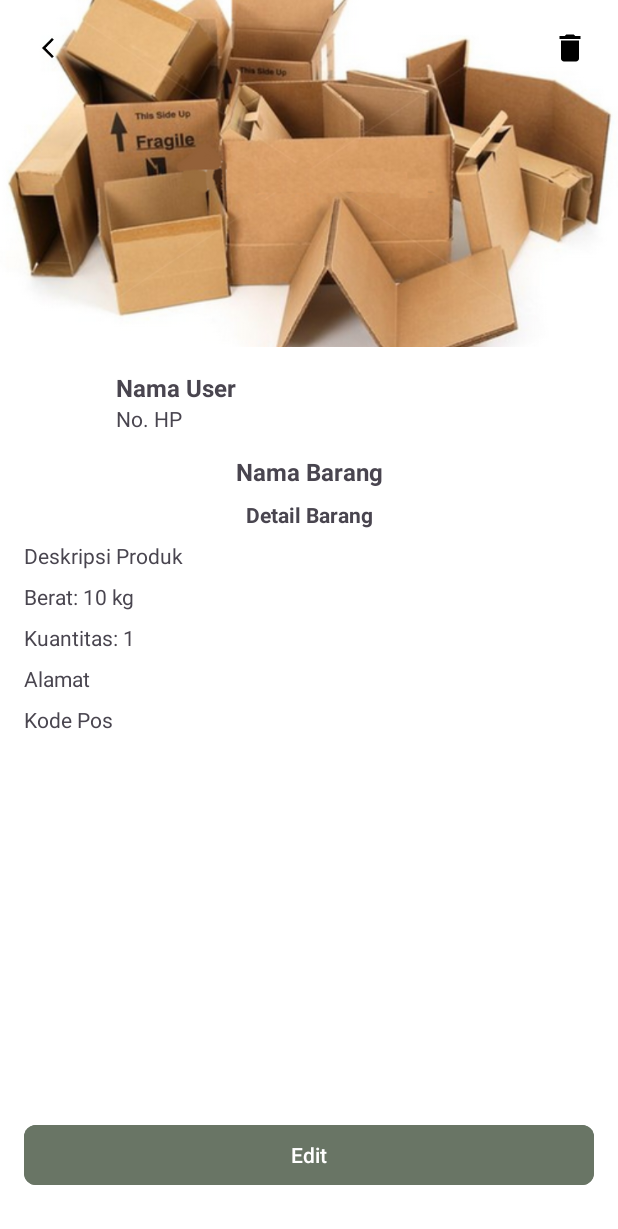
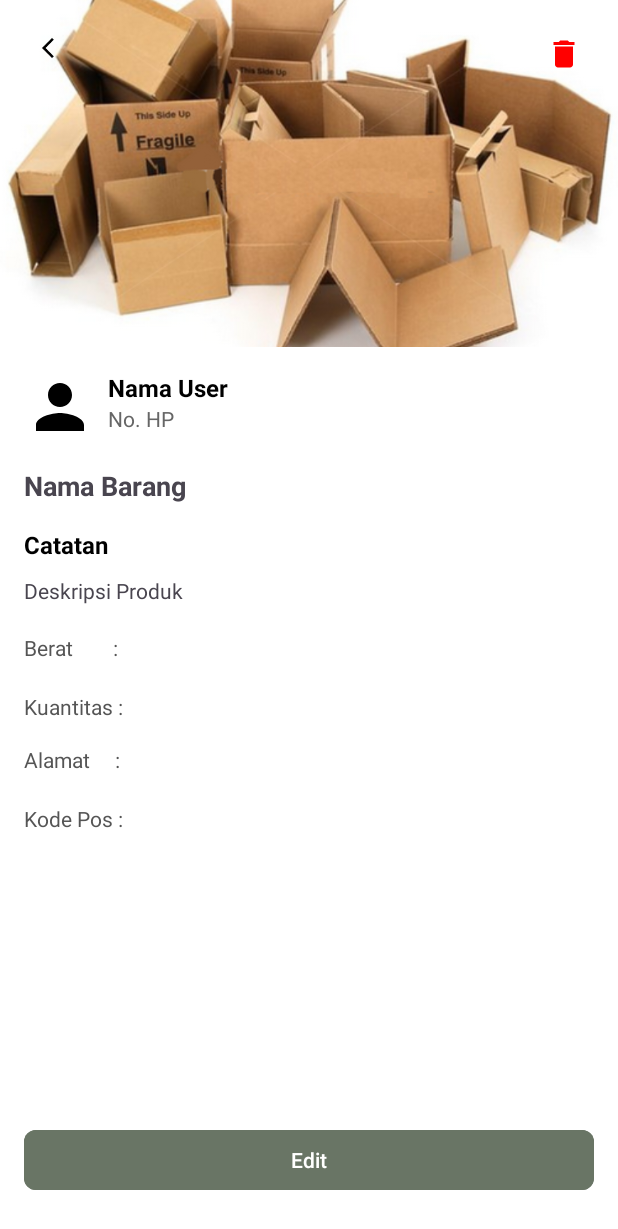
Before and after one commit to VerlyTan11/Bartems, an Android app: the EditProductActivity screen opened directly, with no data from a screen before it, on a phone screen of 412 x 824 dp. Shown: the top 1229 px of the screen. Run offline under Robolectric (Android 15) with nearby library versions, the phone set to English and light mode, and no system bars; our stand-ins replace Firebase (no records; nobody signed in at launch, a user with empty details on screens opened directly); 1 statement that could not run was skipped.

Commit message:
edit tampilan tapi lupa apa aja
banyak deh pokoknya

```diff
--- a/app/build.gradle.kts
+++ b/app/build.gradle.kts
@@ -63,6 +63,7 @@ dependencies {
     implementation("com.google.android.gms:play-services-auth:20.0.1")
     implementation("com.google.android.gms:play-services-maps:18.0.0")
     implementation ("com.github.bumptech.glide:glide:4.15.1")
+    implementation ("com.google.android.material:material:1.9.0")
     annotationProcessor ("com.github.bumptech.glide:compiler:4.15.1")
     implementation ("com.google.firebase:firebase-appcheck:16.0.0")
     implementation(libs.androidx.core.ktx)
--- a/app/src/main/java/com/example/bartems/DetailProductActivity.kt
+++ b/app/src/main/java/com/example/bartems/DetailProductActivity.kt
@@ -55,7 +55,6 @@ class DetailProductActivity : AppCompatActivity() {
         val productDescriptionTextView: TextView = findViewById(R.id.textView18)
         val productUserNameTextView: TextView = findViewById(R.id.textView31)
         val productUserPhoneTextView: TextView = findViewById(R.id.textView32)
-        val goToChatButton: ImageButton = findViewById(R.id.gotochat_detail)
         val goToBarterButton: Button = findViewById(R.id.btn_gotobarter)
         val imageView17: ImageView = findViewById(R.id.imageView17)
 
--- a/app/src/main/res/drawable/rounded_button.xml
+++ b/app/src/main/res/drawable/rounded_button.xml
@@ -1,5 +1,9 @@
 <?xml version="1.0" encoding="utf-8"?>
 <shape xmlns:android="http://schemas.android.com/apk/res/android">
-    <solid android:color="#FFFFFF" /> <!-- Ganti warna background jika diperlukan -->
-    <corners android:radius="16dp" /> <!-- Radius untuk membuat sudut melengkung -->
+    <gradient
+        android:angle="45"
+        android:startColor="#ECDFCC"
+        android:endColor="#697565"
+        android:type="linear" />
+    <corners android:radius="16dp" />
 </shape>
--- a/app/src/main/res/layout/edit_product.xml
+++ b/app/src/main/res/layout/edit_product.xml
@@ -1,9 +1,10 @@
 <?xml version="1.0" encoding="utf-8"?>
-<androidx.constraintlayout.widget.ConstraintLayout xmlns:android="http://schemas.android.com/apk/res/android"
+<androidx.constraintlayout.widget.ConstraintLayout
+    xmlns:android="http://schemas.android.com/apk/res/android"
     xmlns:app="http://schemas.android.com/apk/res-auto"
+    xmlns:tools="http://schemas.android.com/tools"
     android:layout_width="match_parent"
-    android:layout_height="match_parent"
-    xmlns:tools="http://schemas.android.com/tools">
+    android:layout_height="match_parent">
 
     <!-- Loading Animation -->
     <com.airbnb.lottie.LottieAnimationView
@@ -21,8 +22,7 @@
         app:lottie_autoPlay="true"
         app:lottie_loop="true"
         app:lottie_rawRes="@raw/loading"
-        tools:ignore="MissingConstraints"
-        android:elevation="10dp"/>
+        android:elevation="10dp" />
 
     <!-- Layout untuk Gambar -->
     <androidx.constraintlayout.widget.ConstraintLayout
@@ -55,17 +55,27 @@
             app:layout_constraintStart_toStartOf="parent"
             app:layout_constraintTop_toTopOf="parent" />
 
+        <!-- Tombol Hapus dengan Latar Belakang Lingkaran -->
+        <FrameLayout
+            android:layout_width="56dp"
+            android:layout_height="56dp"
+            android:layout_margin="8dp"
+            app:layout_constraintEnd_toEndOf="parent"
+            app:layout_constraintTop_toTopOf="parent">
+
             <!-- Tombol Hapus -->
             <ImageButton
                 android:id="@+id/trash_icon"
                 android:layout_width="48dp"
                 android:layout_height="48dp"
+                android:layout_gravity="center"
                 android:contentDescription="Hapus Produk"
                 android:background="?attr/selectableItemBackgroundBorderless"
                 android:src="@drawable/ic_trash"
-            android:layout_margin="8dp"
-            app:layout_constraintEnd_toEndOf="parent"
-            app:layout_constraintTop_toTopOf="parent" />
+                android:tint="#FF0000"
+                tools:ignore="UseAppTint" />
+        </FrameLayout>
+
     </androidx.constraintlayout.widget.ConstraintLayout>
 
     <!-- Layout untuk Konten -->
@@ -82,131 +92,128 @@
         <!-- Informasi User -->
         <LinearLayout
             android:id="@+id/user_info_container"
-            android:layout_width="381dp"
+            android:layout_width="match_parent"
             android:layout_height="48dp"
             android:orientation="horizontal"
-            app:layout_constraintEnd_toEndOf="parent"
-            app:layout_constraintStart_toStartOf="parent"
-            app:layout_constraintTop_toTopOf="parent">
+            tools:ignore="MissingConstraints">
 
             <com.google.android.material.imageview.ShapeableImageView
                 android:id="@+id/user_avatar"
                 android:layout_width="48dp"
-                android:layout_height="match_parent"
+                android:layout_height="48dp"
+                android:layout_marginEnd="8dp"
                 android:scaleType="centerCrop"
-                android:translationX="5dp"
-                app:layout_constraintBottom_toBottomOf="parent"
-                app:layout_constraintEnd_toEndOf="parent"
-                app:layout_constraintStart_toStartOf="parent"
-                app:layout_constraintTop_toTopOf="parent"
+                android:contentDescription="Avatar Pengguna"
                 app:shapeAppearanceOverlay="@style/CircularImage"
-                tools:srcCompat="@drawable/default_profile_image" />
+                android:src="@drawable/default_profile_image" />
 
             <LinearLayout
-                android:layout_width="136dp"
+                android:layout_width="0dp"
                 android:layout_height="match_parent"
-                android:layout_marginStart="8dp"
-                android:orientation="vertical"
-                android:translationX="5dp">
+                android:layout_weight="1"
+                android:orientation="vertical">
 
                 <TextView
                     android:id="@+id/user_name"
-                    android:layout_width="match_parent"
+                    android:layout_width="wrap_content"
                     android:layout_height="wrap_content"
                     android:text="Nama User"
-                    android:textAlignment="textStart"
                     android:textSize="16sp"
-                    android:textStyle="bold" />
+                    android:textStyle="bold"
+                    android:textColor="#000000" />
 
                 <TextView
                     android:id="@+id/user_phone"
-                    android:layout_width="match_parent"
+                    android:layout_width="wrap_content"
                     android:layout_height="wrap_content"
                     android:text="No. HP"
-                    android:textAlignment="textStart"
-                    android:textSize="14sp" />
+                    android:textSize="14sp"
+                    android:textColor="#666666" />
             </LinearLayout>
         </LinearLayout>
 
         <!-- Nama Produk -->
-        <TextView
-            android:id="@+id/product_name"
-            android:layout_width="wrap_content"
-            android:layout_height="wrap_content"
-            android:text="Nama Barang"
-            android:textStyle="bold"
-            android:textSize="16sp"
-            app:layout_constraintTop_toBottomOf="@id/user_info_container"
-            app:layout_constraintStart_toStartOf="parent"
-            app:layout_constraintEnd_toEndOf="parent"
-            android:layout_marginTop="8dp" />
 
 
         <!-- Detail Produk -->
         <TextView
+            android:id="@+id/product_name"
+            android:layout_width="match_parent"
+            android:layout_height="wrap_content"
+            android:layout_marginTop="16dp"
+            android:text="Nama Barang"
+            android:textSize="18sp"
+            android:textStyle="bold"
+            app:layout_constraintStart_toStartOf="parent"
+            app:layout_constraintTop_toBottomOf="@id/user_info_container" />
+
+        <TextView
             android:id="@+id/detail_title"
-            android:layout_width="wrap_content"
+            android:layout_width="match_parent"
             android:layout_height="wrap_content"
-            android:text="Detail Barang"
+            android:text="Catatan"
             android:textStyle="bold"
-            android:textSize="14sp"
+            android:textSize="16sp"
+            android:textColor="#000000"
+            android:layout_marginTop="16dp"
             app:layout_constraintTop_toBottomOf="@id/product_name"
             app:layout_constraintStart_toStartOf="parent"
-            app:layout_constraintEnd_toEndOf="parent"
-            android:layout_marginTop="8dp" />
+            app:layout_constraintEnd_toEndOf="parent" />
 
-        <!-- Deskripsi Produk -->
         <TextView
             android:id="@+id/product_description"
-            android:layout_width="0dp"
+            android:layout_width="match_parent"
             android:layout_height="wrap_content"
+            android:layout_marginTop="48dp"
             android:text="Deskripsi Produk"
+            android:textSize="14sp"
             app:layout_constraintStart_toStartOf="parent"
-            app:layout_constraintEnd_toEndOf="parent"
-            app:layout_constraintTop_toBottomOf="@id/detail_title"
-            android:layout_marginTop="8dp" />
+            app:layout_constraintTop_toBottomOf="@id/product_name" />
 
-        <!-- Berat -->
         <TextView
             android:id="@+id/product_weight"
-            android:layout_width="wrap_content"
+            android:layout_width="match_parent"
             android:layout_height="wrap_content"
-            android:text="Berat: 10 kg"
+            android:layout_marginTop="48dp"
+            android:text="Berat        : "
+            android:textColor="#555555"
+            android:textSize="14sp"
             app:layout_constraintStart_toStartOf="parent"
-            app:layout_constraintTop_toBottomOf="@id/product_description"
-            android:layout_marginTop="8dp" />
+            app:layout_constraintTop_toBottomOf="@id/detail_title" />
 
-        <!-- Kuantitas -->
         <TextView
             android:id="@+id/product_quantity"
-            android:layout_width="wrap_content"
+            android:layout_width="match_parent"
             android:layout_height="wrap_content"
-            android:text="Kuantitas: 1"
+            android:layout_marginTop="20dp"
+            android:text="Kuantitas : "
+            android:textColor="#555555"
+            android:textSize="14sp"
             app:layout_constraintStart_toStartOf="parent"
-            app:layout_constraintTop_toBottomOf="@id/product_weight"
-            android:layout_marginTop="8dp" />
+            app:layout_constraintTop_toBottomOf="@id/product_weight" />
 
-        <!-- Alamat -->
         <TextView
             android:id="@+id/product_address"
-            android:layout_width="wrap_content"
+            android:layout_width="match_parent"
             android:layout_height="wrap_content"
-            android:text="Alamat"
+            android:layout_marginTop="16dp"
+            android:text="Alamat     : "
+            android:textColor="#555555"
+            android:textSize="14sp"
             app:layout_constraintStart_toStartOf="parent"
-            app:layout_constraintTop_toBottomOf="@id/product_quantity"
-            android:layout_marginTop="8dp" />
+            app:layout_constraintTop_toBottomOf="@id/product_quantity" />
 
-        <!-- Kode Pos -->
         <TextView
             android:id="@+id/product_postal_code"
-            android:layout_width="wrap_content"
+            android:layout_width="match_parent"
             android:layout_height="wrap_content"
-            android:text="Kode Pos"
+            android:layout_marginTop="20dp"
+            android:text="Kode Pos : "
+            android:textColor="#555555"
+            android:textSize="14sp"
             app:layout_constraintStart_toStartOf="parent"
-            app:layout_constraintTop_toBottomOf="@id/product_address"
-            android:layout_marginTop="8dp" />
+            app:layout_constraintTop_toBottomOf="@id/product_address" />
 
-        <!-- Tombol Edit -->
         <Button
             android:id="@+id/btn_Edit"
             android:layout_width="0dp"
```
Also changed, not shown: app/src/main/java/com/example/bartems/HomeActivity.kt (+7 -0 lines), app/src/main/res/drawable/rounded_card.xml (+6 -2 lines), app/src/main/res/layout/barter_page.xml (+4 -4 lines), app/src/main/res/layout/detail_product.xml (+17 -44 lines), app/src/main/res/layout/home.xml (+7 -5 lines), app/src/main/res/layout/login.xml (+4 -3 lines). Lines whose indentation alone changed are shown as unchanged.
